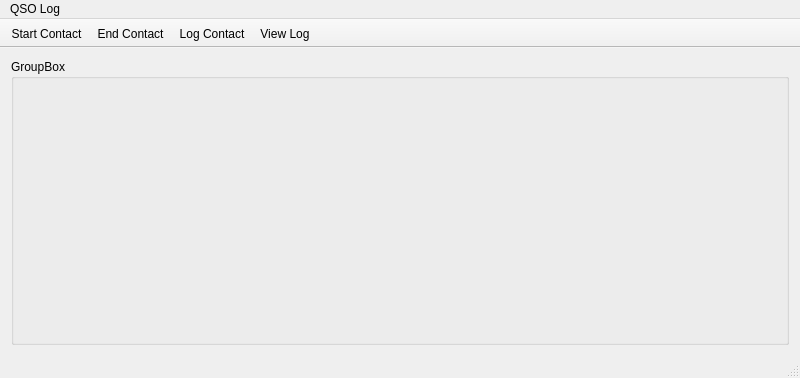
Above: ui/mainlogwindow.ui from gladdware/qhamlog before the change. Below: the same form after it.
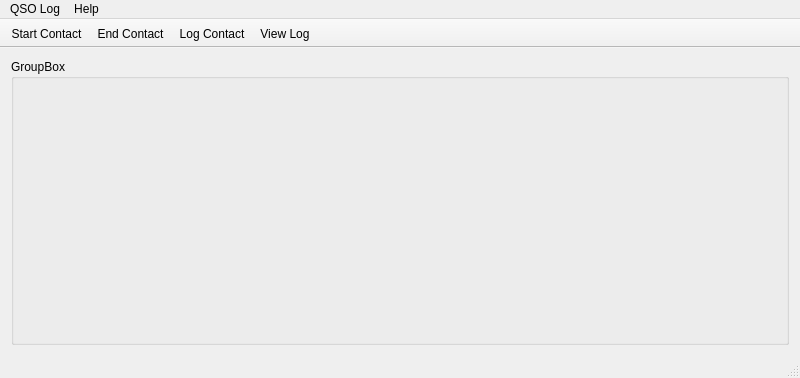
That is the form after the change. Custom widgets are drawn as their Qt base class.

Commit message: Add help->about window with useful links; resolves #17

Diff of the .ui file:
```diff
--- a/ui/mainlogwindow.ui
+++ b/ui/mainlogwindow.ui
@@ -56,7 +56,14 @@
     <addaction name="separator"/>
     <addaction name="actionExport_Log"/>
    </widget>
+   <widget class="QMenu" name="menuHelp">
+    <property name="title">
+     <string>Help</string>
+    </property>
+    <addaction name="actionAbout"/>
+   </widget>
    <addaction name="menuQsoLog"/>
+   <addaction name="menuHelp"/>
   </widget>
   <widget class="QToolBar" name="mainToolBar">
    <property name="movable">
```
Left out of the diff: 8 changed lines with no effect on the pictures. The commit also changes 5 other files.
